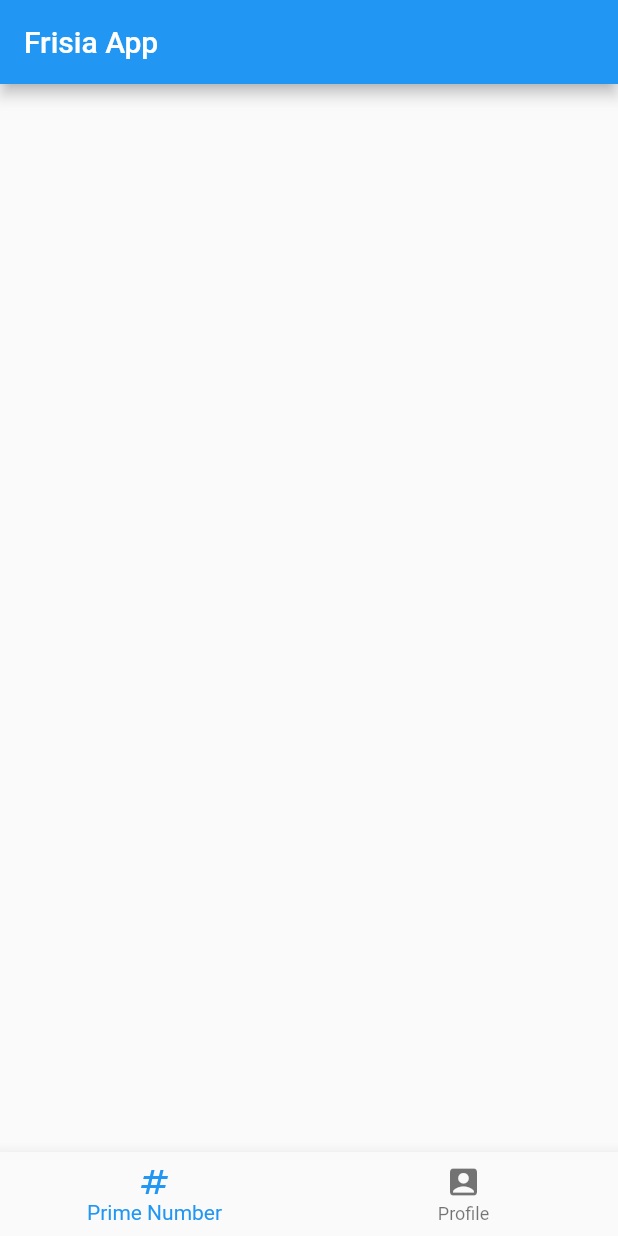
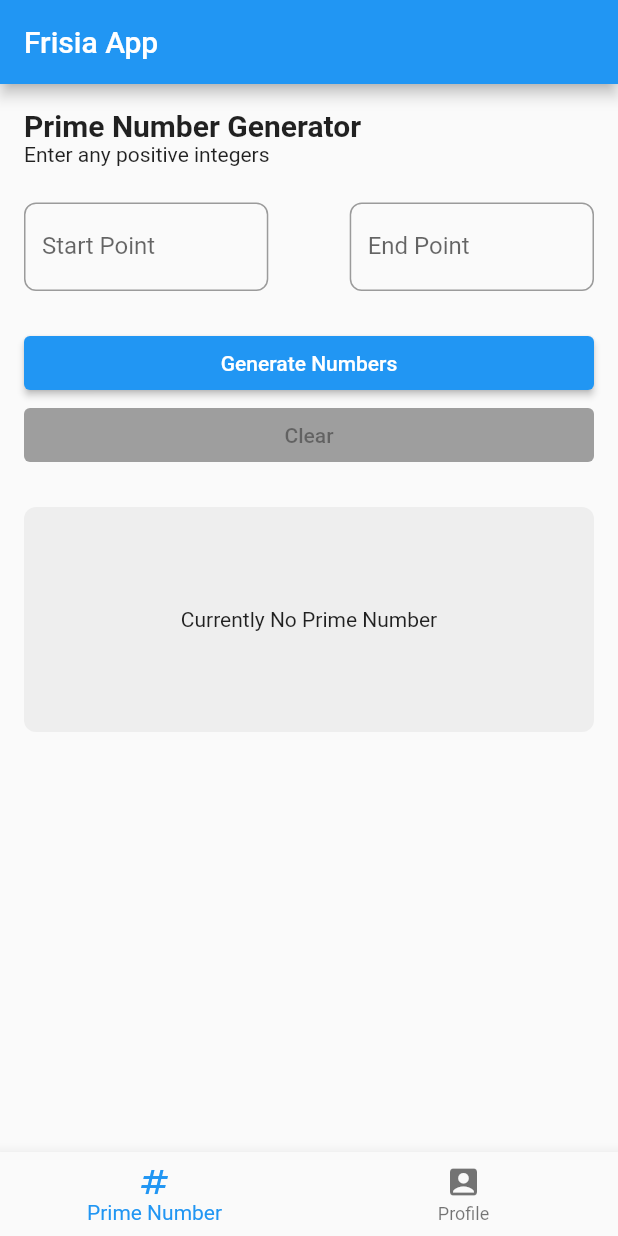
Before and after one commit to ayihardiyanto/prime-number-generator, a Flutter app: the screen it shows after launch, on a phone screen of 412 x 824 dp. Run offline on Flutter 3.47's test engine with Material 2 defaults, Android fonts, the light colour scheme and no system bars; our stand-ins replace flash.

Commit message:
feat: able to generate prime numbers

```diff
--- a/lib/main.dart
+++ b/lib/main.dart
@@ -13,7 +13,11 @@ class MyApp extends StatelessWidget {
   // This widget is the root of your application.
   @override
   Widget build(BuildContext context) {
-    return MaterialApp(
+    return GestureDetector(
+      onTap: () {
+        WidgetsBinding.instance.focusManager.primaryFocus?.unfocus();
+      },
+      child: MaterialApp(
         title: 'Flutter Demo',
         theme: ThemeData(
           primarySwatch: Colors.blue,
@@ -26,6 +30,7 @@ class MyApp extends StatelessWidget {
           ],
           child: const Home(),
         ),
+      ),
     );
   }
 }
--- a/lib/view/common/constants/strings.dart
+++ b/lib/view/common/constants/strings.dart
@@ -10,6 +10,15 @@ class _PrimeNumberStrings {
   const _PrimeNumberStrings();
 
   String get bottomNavigationBarTitle => 'Prime Number';
+  String get title => 'Prime Number Generator';
+  String get description => 'Enter any positive integers';
+  String get emptyPrimeNumber => 'Currently No Prime Number';
+  String get lesserEndPointError =>
+      'End point must not be lesser than start point';
+  String get generateButtonTitle => 'Generate Numbers';
+  String get clearButtonTitle => 'Clear';
+  String get startPoint => 'Start Point';
+  String get endPoint => 'End Point';
 }
 
 class _ProfileStrings {
--- /dev/null
+++ b/lib/view/controller/prime_number_controller.dart
@@ -0,0 +1,41 @@
+import 'package:flutter/cupertino.dart';
+
+class PrimeNumberController extends ChangeNotifier {
+  int _startPoint;
+  int _endPoint;
+  final List<int> _primeNumbers;
+
+  PrimeNumberController()
+      : _startPoint = 0,
+        _endPoint = 0,
+        _primeNumbers = [];
+
+  set updateStartPoint(int index) {
+    _startPoint = index;
+    notifyListeners();
+  }
+
+  set updateEndPoint(int index) {
+    _endPoint = index;
+    notifyListeners();
+  }
+
+  void clear() {
+    _primeNumbers.clear();
+    notifyListeners();
+  }
+
+  void generatePrimeNumber() {
+    _primeNumbers.clear();
+    for (var i = _startPoint; i <= _endPoint; i++) {
+      if (i % 2 == 1) {
+        _primeNumbers.add(i);
+      }
+    }
+    notifyListeners();
+  }
+
+  int get startPoint => _startPoint;
+  int get endPoint => _endPoint;
+  List<int> get primeNumbers => _primeNumbers;
+}
--- a/lib/view/screen/home.dart
+++ b/lib/view/screen/home.dart
@@ -1,6 +1,9 @@
 import 'package:flutter/material.dart';
 import 'package:frisia_application/view/common/constants/strings.dart';
 import 'package:frisia_application/view/controller/home_controller.dart';
+import 'package:frisia_application/view/controller/prime_number_controller.dart';
+import 'package:frisia_application/view/screen/prime_number.dart';
+import 'package:frisia_application/view/screen/profile.dart';
 import 'package:provider/provider.dart';
 
 class Home extends StatelessWidget {
@@ -8,12 +11,31 @@ class Home extends StatelessWidget {
 
   @override
   Widget build(BuildContext context) {
+    PageController pageController = PageController();
     return Consumer<HomeController>(builder: (context, controller, child) {
       return Scaffold(
-        appBar: AppBar(title:  Text(Strings.general.appBarTitle)),
+        appBar: AppBar(title: Text(Strings.general.appBarTitle)),
+        body: MultiProvider(
+          providers: [
+            ChangeNotifierProvider(create: (context) => PrimeNumberController())
+          ],
+          child: PageView(
+            controller: pageController,
+            physics: const NeverScrollableScrollPhysics(),
+            children: const [
+              PrimeNumber(),
+              Profile(),
+            ],
+          ),
+        ),
         bottomNavigationBar: BottomNavigationBar(
           onTap: (value) {
             controller.updateScreenIndex = value;
+            pageController.animateToPage(
+              value,
+              duration: const Duration(milliseconds: 500),
+              curve: Curves.fastLinearToSlowEaseIn,
+            );
           },
           currentIndex: controller.screenIndex,
           items: [
--- /dev/null
+++ b/lib/view/screen/prime_number.dart
@@ -0,0 +1,146 @@
+import 'package:flutter/material.dart';
+import 'package:frisia_application/view/common/constants/strings.dart';
+import 'package:frisia_application/view/controller/prime_number_controller.dart';
+import 'package:frisia_application/view/widgets/widgets.dart';
+import 'package:provider/provider.dart';
+
+class PrimeNumber extends StatefulWidget {
+  const PrimeNumber({super.key});
+
+  @override
+  State<PrimeNumber> createState() => _PrimeNumberState();
+}
+
+class _PrimeNumberState extends State<PrimeNumber> {
+  @override
+  Widget build(BuildContext context) {
+    return SingleChildScrollView(
+      child: Padding(
+        padding: const EdgeInsets.all(16),
+        child: Column(
+          mainAxisAlignment: MainAxisAlignment.center,
+          crossAxisAlignment: CrossAxisAlignment.start,
+          children: [
+            Text(
+              Strings.primeNumber.title,
+              style: const TextStyle(fontSize: 20, fontWeight: FontWeight.bold),
+            ),
+            Text(Strings.primeNumber.description),
+            const SizedBox(height: 24),
+            _textFields,
+            const SizedBox(height: 24),
+            _generateButton,
+            _resetButton,
+            const SizedBox(height: 24),
+            _primeList,
+          ],
+        ),
+      ),
+    );
+  }
+
+  Widget get _primeList => Container(
+        width: double.infinity,
+        constraints: const BoxConstraints(minHeight: 150),
+        decoration: BoxDecoration(
+          color: Colors.grey[200],
+          borderRadius: BorderRadius.circular(8),
+        ),
+        padding: const EdgeInsets.all(16),
+        alignment: Alignment.center,
+        child: Consumer<PrimeNumberController>(
+          builder: (context, controller, child) {
+            if (controller.primeNumbers.isEmpty) {
+              return Text(Strings.primeNumber.emptyPrimeNumber);
+            }
+            return Stack(
+              children: [
+                Wrap(
+                  children: controller.primeNumbers
+                      .map(
+                        (e) => Card(
+                          color: Colors.white,
+                          child: Padding(
+                            padding: const EdgeInsets.all(20),
+                            child: Text(e.toString()),
+                          ),
+                        ),
+                      )
+                      .toList(),
+                ),
+              ],
+            );
+          },
+        ),
+      );
+
+  Widget get _generateButton => Consumer<PrimeNumberController>(
+        builder: (context, controller, child) {
+          return SizedBox(
+            width: double.infinity,
+            child: ElevatedButton(
+              onPressed: () {
+                if (controller.endPoint < controller.startPoint) {
+                  showFlashBar(
+                    context,
+                    message: Strings.primeNumber.lesserEndPointError,
+                    isPositive: false,
+                  );
+                }
+                controller.generatePrimeNumber();
+              },
+              child: Text(Strings.primeNumber.generateButtonTitle),
+            ),
+          );
+        },
+      );
+
+  Widget get _resetButton => Consumer<PrimeNumberController>(
+        builder: (context, controller, child) {
+          return SizedBox(
+            width: double.infinity,
+            child: ElevatedButton(
+              style: ButtonStyle(
+                backgroundColor: MaterialStateProperty.all(
+                  controller.primeNumbers.isNotEmpty ? Colors.red : Colors.grey,
+                ),
+              ),
+              onPressed: controller.primeNumbers.isEmpty
+                  ? null
+                  : () {
+                      controller.clear();
+                    },
+              child: Text(Strings.primeNumber.clearButtonTitle),
+            ),
+          );
+        },
+      );
+
+  Widget get _textFields => Consumer<PrimeNumberController>(
+        builder: (context, controller, child) {
+          return Row(
+            children: [
+              Expanded(
+                flex: 3,
+                child: NumberTextField(
+                  label: Strings.primeNumber.startPoint,
+                  onChanged: (value) {
+                    controller.updateStartPoint = int.parse(value);
+                  },
+                ),
+              ),
+              const Spacer(flex: 1),
+              Expanded(
+                flex: 3,
+                child: NumberTextField(
+                  label: Strings.primeNumber.endPoint,
+                  onChanged: (value) {
+                    controller.updateEndPoint = int.parse(value);
+                  },
+                ),
+              ),
+            ],
+          );
+        },
+      );
+}
--- /dev/null
+++ b/lib/view/widgets/number_text_field.dart
@@ -0,0 +1,25 @@
+import 'package:flutter/material.dart';
+import 'package:flutter/services.dart';
+
+class NumberTextField extends StatelessWidget {
+  final String label;
+  final Function(String value)? onChanged;
+  final String? Function(String? value)? validator;
+  const NumberTextField({super.key, required this.label, this.onChanged, this.validator});
+
+  @override
+  Widget build(BuildContext context) {
+    return TextFormField(
+      keyboardType: TextInputType.number,
+      validator: validator,
+      inputFormatters: [FilteringTextInputFormatter.digitsOnly],
+      onChanged: onChanged,
+      decoration: InputDecoration(
+        label:  Text(label),
+        border: OutlineInputBorder(
+          borderRadius: BorderRadius.circular(8),
+        ),
+      ),
+    );
+  }
+}
--- a/lib/view/widgets/widgets.dart
+++ b/lib/view/widgets/widgets.dart
@@ -0,0 +1,2 @@
+export 'number_text_field.dart';
+export 'toast.dart';
```
Also changed, not shown: lib/view/screen/profile.dart (added, +10 -0 lines), lib/view/widgets/toast.dart (added, +42 -0 lines), pubspec.yaml (+1 -6 lines), pubspec.lock. Lines whose indentation alone changed are shown as unchanged.
